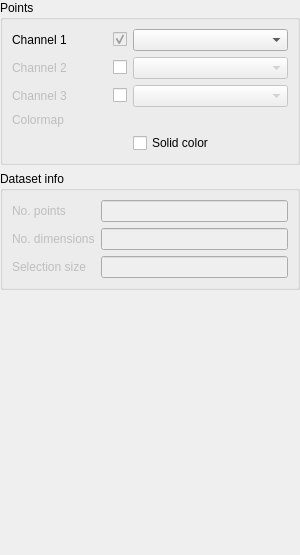
Qt form src/PointsLayerWidget.ui (ManiVaultStudio/ImageViewerPlugin) before a commit.
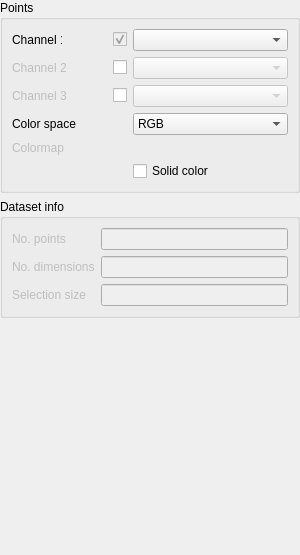
The same form after that commit. Custom widgets are drawn as their Qt base class.

Commit message: Work on color space support

What changed in the file:
```diff
--- a/src/PointsLayerWidget.ui
+++ b/src/PointsLayerWidget.ui
@@ -112,6 +112,24 @@
         </property>
         <item>
          <widget class="QLabel" name="channel1Label">
+          <property name="sizePolicy">
+           <sizepolicy hsizetype="Fixed" vsizetype="Preferred">
+            <horstretch>0</horstretch>
+            <verstretch>0</verstretch>
+           </sizepolicy>
+          </property>
+          <property name="minimumSize">
+           <size>
+            <width>50</width>
+            <height>0</height>
+           </size>
+          </property>
+          <property name="maximumSize">
+           <size>
+            <width>50</width>
+            <height>16777215</height>
+           </size>
+          </property>
           <property name="text">
            <string>Channel 1</string>
           </property>
@@ -239,6 +257,27 @@
         </property>
        </widget>
       </item>
+      <item row="6" column="1">
+       <widget class="QComboBox" name="colorSpaceComboBox">
+        <item>
+         <property name="text">
+          <string>RGB</string>
+         </property>
+        </item>
+        <item>
+         <property name="text">
+          <string>HSL</string>
+         </property>
+        </item>
+       </widget>
+      </item>
+      <item row="6" column="0">
+       <widget class="QLabel" name="colorSpaceLabel">
+        <property name="text">
+         <string>Color space</string>
+        </property>
+       </widget>
+      </item>
      </layout>
     </widget>
    </item>
```
The commit also changes 11 other files.
